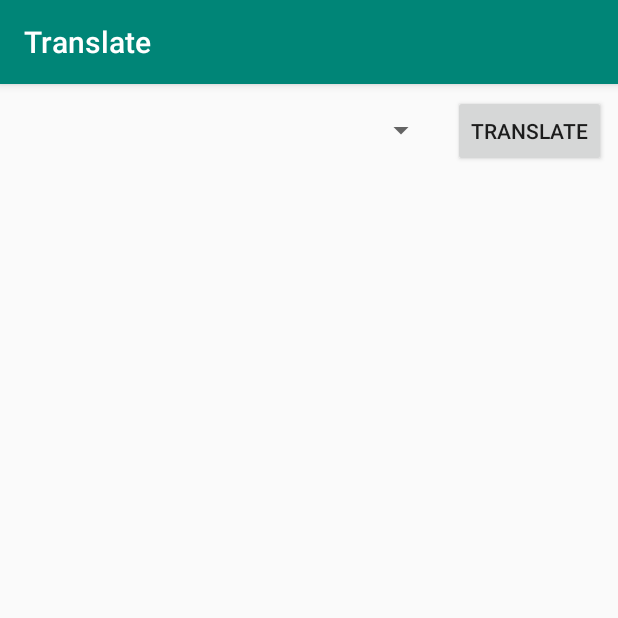
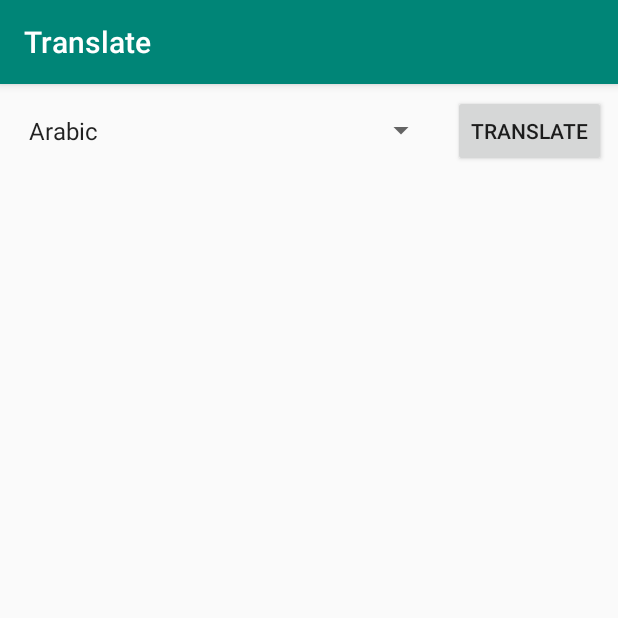
Before and after one commit to DinDev3/Translate, an Android app: the screen it shows after launch (TranslateActivity), after a tap on "TRANSLATE", on a phone screen of 412 x 824 dp, the top half of it. Run offline under Robolectric (Android 15) with nearby library versions, the phone set to English and light mode, and no system bars; our stand-ins replace Room's generated code; libraries missing offline, so code that uses them is left out: com.ibm.cloud, com.ibm.watson.

Commit message:
Language Translation and Text-to-speech implemented for hard-coded English, chosen language

```diff
--- a/Translate/app/src/main/java/lk/dinuka/translate/MainActivity.java
+++ b/Translate/app/src/main/java/lk/dinuka/translate/MainActivity.java
@@ -124,8 +124,7 @@ public class MainActivity extends AppCompatActivity {
 
 //        --------------------------------------------------------------------------------------------
 
-        // get all foreign languages from db and display with subscription status
-        // get all english phrases from db and display
+        // get all foreign languages from db. Extract language name & subscription status
         ForeignRepository foreignRepository = new ForeignRepository(getApplicationContext());
 
         foreignRepository.getLangsFromDB().observe(this, new Observer<List<ForeignLanguage>>() {
--- a/Translate/app/src/main/java/lk/dinuka/translate/TranslateActivity.java
+++ b/Translate/app/src/main/java/lk/dinuka/translate/TranslateActivity.java
@@ -1,11 +1,17 @@
 package lk.dinuka.translate;
 
+import androidx.annotation.Nullable;
 import androidx.appcompat.app.AppCompatActivity;
+import androidx.lifecycle.Observer;
 
 import android.os.AsyncTask;
 import android.os.Bundle;
 import android.view.View;
+import android.widget.AdapterView;
+import android.widget.ArrayAdapter;
+import android.widget.Spinner;
 import android.widget.TextView;
+import android.widget.Toast;
 
 import com.ibm.cloud.sdk.core.http.HttpMediaType;
 import com.ibm.cloud.sdk.core.security.Authenticator;
@@ -18,17 +24,28 @@ import com.ibm.watson.language_translator.v3.util.Language;
 import com.ibm.watson.text_to_speech.v1.TextToSpeech;
 import com.ibm.watson.text_to_speech.v1.model.SynthesizeOptions;
 
-public class TranslateActivity extends AppCompatActivity {
+import java.util.HashMap;
+import java.util.List;
+
+import lk.dinuka.translate.databases.foreign.ForeignLanguage;
+import lk.dinuka.translate.databases.foreign.ForeignRepository;
+
+import static com.ibm.watson.text_to_speech.v1.model.SynthesizeOptions.Voice.EN_US_LISAVOICE;
+
+public class TranslateActivity extends AppCompatActivity implements AdapterView.OnItemSelectedListener {
     private LanguageTranslator translationService;          // translation service
     private TextToSpeech textService;           // Text to speech service
 
 
-    private String translationLanguage;
-    private String translationText;
+    private String translationLanguageCode;             // used to pass in the translation code of the chosen language
+    private String translationText;                     // The English text that is required to be translated
     private TextView displayTranslation;
-    public String selectedSpinnerLanguageLabel;         // holds the translation language/ language reference code???
+    public String selectedSpinnerLanguage;         // holds the translation language Name chosen from the spinner
 
     private StreamPlayer player = new StreamPlayer();
+
+
+    public static HashMap<String, String> languageCodes = new HashMap<>();        // holds all Foreign language names with language codes
 
 
     @Override
@@ -37,23 +54,52 @@ public class TranslateActivity extends AppCompatActivity {
         setContentView(R.layout.activity_translate);
 
         displayTranslation = findViewById(R.id.translated_textView);        // TextView to display translation
+
+
+        // import all foreign languages list and add to temporary HashMap(for this activity) - <name, code>
+        getLangNamesCode();
+
+
+        //---------Spinner
+
+        // create the spinner
+        Spinner spinner = findViewById(R.id.language_spinner);
+
+        if (spinner != null) {
+            spinner.setOnItemSelectedListener(this);
+        }
+
+        // Create ArrayAdapter using the string array and default spinner layout.
+        ArrayAdapter<CharSequence> adapter = ArrayAdapter.createFromResource(this,
+                R.array.languages_array, android.R.layout.simple_spinner_item);
+
+
+        // Specify the layout to use when the list of choices appears.
+        adapter.setDropDownViewResource
+                (android.R.layout.simple_spinner_dropdown_item);
+
+        // Apply the adapter to the spinner.
+        if (spinner != null) {
+            spinner.setAdapter(adapter);
+        }
     }
 
 
-    public void translateChosenEnglish(View view) {
+    public void translateChosenEnglish(View view) {         // Translates and displays text onClick of Translate button
 
         // get translation language from spinner and assign here
-//        translationLanguage = findViewById(R.id.);
+        // get the translation code of the chosen language
+        translationLanguageCode = languageCodes.get(selectedSpinnerLanguage);
 
 
-
-        // get English word/ phrase to be translated
+        // get English word/ phrase to be translated---------->>>>>>>>>>>>>>>>>>>
 //        translationText = findViewById(R.id.);
+        translationText = "Hello World";
 
 
         // translate using Watson Translator
         translationService = initLanguageTranslatorService();           // connect & initiate to the cloud translation service
-        new TranslationTask().execute(translationText);
+        new TranslationTask().execute(translationText, translationLanguageCode);
 
     }
 
@@ -61,18 +107,43 @@ public class TranslateActivity extends AppCompatActivity {
 
         textService = initTextToSpeechService();           // connect & initiate to the cloud text to speech service
 
-
-        // pass in translation language here ---------------->>>>>>>
-
-
         // speak displayed translation
-//        new SynthesisTask().execute(displayTranslation.getText().toString(),EN_US_LISAVOICE);     ----->>>>>????
-
-
+        new SynthesisTask().execute(displayTranslation.getText().toString(),EN_US_LISAVOICE);
     }
 
 
     // ---------------------
+//    public void displayToast(String message) {
+//        Toast.makeText(getApplicationContext(), message,
+//                Toast.LENGTH_SHORT).show();
+//    }
+
+    public void getLangNamesCode() {
+        // get all foreign languages from db. Extract language name & subscription status
+        ForeignRepository foreignRepository = new ForeignRepository(getApplicationContext());
+
+        foreignRepository.getLangsFromDB().observe(this, new Observer<List<ForeignLanguage>>() {
+            @Override
+            public void onChanged(@Nullable List<ForeignLanguage> allLangs) {
+                for (ForeignLanguage language : allLangs) {
+                    languageCodes.put(language.getLanguage(), language.getLanguageCode());     // get the subscription status of the language saved in the db
+                }
+            }
+        });
+    }
+
+
+    @Override
+    public void onItemSelected(AdapterView<?> adapterView, View view, int i, long l) {
+        String spinnerLabel = adapterView.getItemAtPosition(i).toString();
+        selectedSpinnerLanguage = spinnerLabel;
+    }
+
+    @Override
+    public void onNothingSelected(AdapterView<?> adapterView) {
+
+    }
+
 
     private LanguageTranslator initLanguageTranslatorService() {           // connect & initiate to the cloud translation service
         Authenticator authenticator = new IamAuthenticator("2daMreRDE8V5zPRO3enCVHGUCH1sQJs-Kdq8ryPn4-ij");
@@ -89,11 +160,10 @@ public class TranslateActivity extends AppCompatActivity {
 
         @Override
         protected String doInBackground(String... params) {
-
             TranslateOptions translateOptions = new TranslateOptions.Builder()
                     .addText(params[0])
                     .source(Language.ENGLISH)
-                    .target("es")                       // this translates only into French ---- pass in translationLanguage here, to get required language
+                    .target(params[1])    // pass in translationLanguage here, to get required language
                     .build();
 
             TranslationResult result = translationService.translate(translateOptions).execute().getResult();
@@ -126,7 +196,7 @@ public class TranslateActivity extends AppCompatActivity {
         protected String doInBackground(String... params) {
             SynthesizeOptions synthesizeOptions = new SynthesizeOptions.Builder()
                     .text(params[0])            // only one String parameter is entered. This is the translated text.
-                    .voice(SynthesizeOptions.Voice.EN_US_LISAVOICE)     // ------>>>>>>this will speak out only in English. params[1] can be used to get translated language
+                    .voice(EN_US_LISAVOICE)     // ------>>>>>>this will speak out only in English. params[1] can be used to get translated language
                     .accept(HttpMediaType.AUDIO_WAV)
                     .build();
             player.playStream(textService.synthesize(synthesizeOptions).execute().getResult());
--- a/Translate/app/src/main/res/values/strings.xml
+++ b/Translate/app/src/main/res/values/strings.xml
@@ -10,4 +10,42 @@
     <string name="select_a_word_to_edit_text">Select a Word to Edit</string>
     <string name="edit_text">Edit</string>
     <string name="update_text">Update</string>
+
+    <string-array name="languages_array">
+        <item>Arabic</item>
+        <item>Bulgarian</item>
+        <item>Czech</item>
+        <item>Danish</item>
+        <item>German</item>
+        <item>Greek</item>
+        <item>Spanish</item>
+        <item>Estonian</item>
+        <item>Finnish</item>
+        <item>French</item>
+        <item>Irish</item>
+        <item>Hebrew</item>
+        <item>Hindi</item>
+        <item>Croatian</item>
+<!--        <item>Indonesian</item>-->
+        <item>Italian</item>
+        <item>Japanese</item>
+        <item>Latvian</item>
+        <item>Lithuanian</item>
+        <item>Malay</item>
+        <item>Norwegian Bokmal</item>
+        <item>Dutch</item>
+        <item>Polish</item>
+        <item>Portuguese</item>
+        <item>Romanian</item>
+        <item>Russian</item>
+<!--        <item>Slovak</item>-->
+        <item>Slovenian</item>
+        <item>Swedish</item>
+        <item>Thai</item>
+        <item>Turkish</item>
+        <item>Simplified Chinese</item>
+        <item>Traditional Chinese</item>
+        <item>Urdu</item>
+        <item>Vietnamese</item>
+    </string-array>
 </resources>
```
